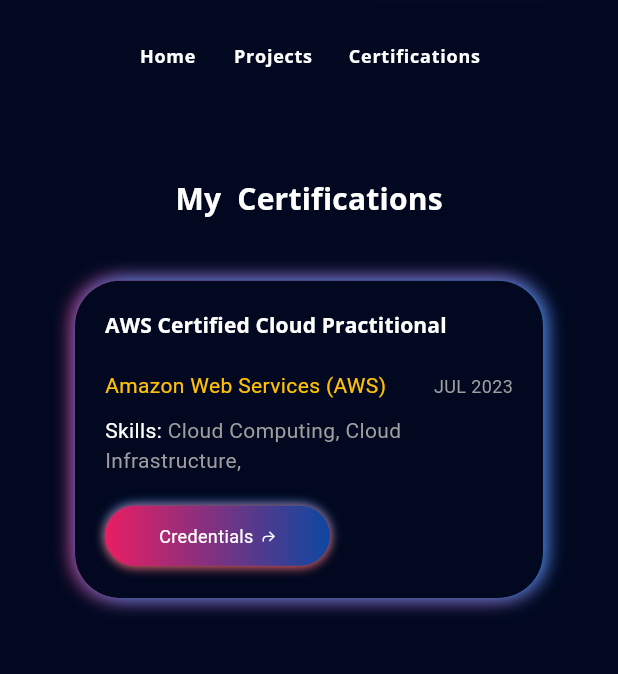
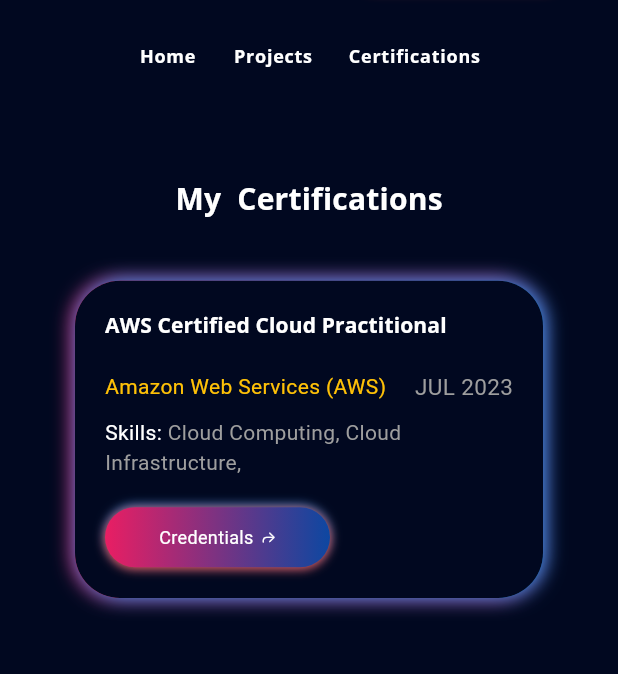
Before and after one commit to APandamonium1/flutter_portfolio, a Flutter app: the screen it shows after launch, scrolled down 1728 dp, on a phone screen of 412 x 824 dp, the part 116-790 px from its top. Run offline on Flutter 3.47's test engine with Material 3 defaults, Android fonts, the phone set to English and light mode, and no system bars; our stand-ins replace firebase_core, flutter_svg, font_awesome_flutter, get, google_fonts, photo_view; accounts and stored records are empty; statements that could not run were skipped.

Commit message:
changed font size

```diff
--- a/lib/screens/certifications/components/certificates_details.dart
+++ b/lib/screens/certifications/components/certificates_details.dart
@@ -49,7 +49,7 @@
                     ),
                     Text(
                       certificateList[index].date,
-                      style: const TextStyle(color: Colors.grey, fontSize: 12),
+                      style: const TextStyle(color: Colors.grey, fontSize: 15),
                     ),
                   ],
                 ),
```
